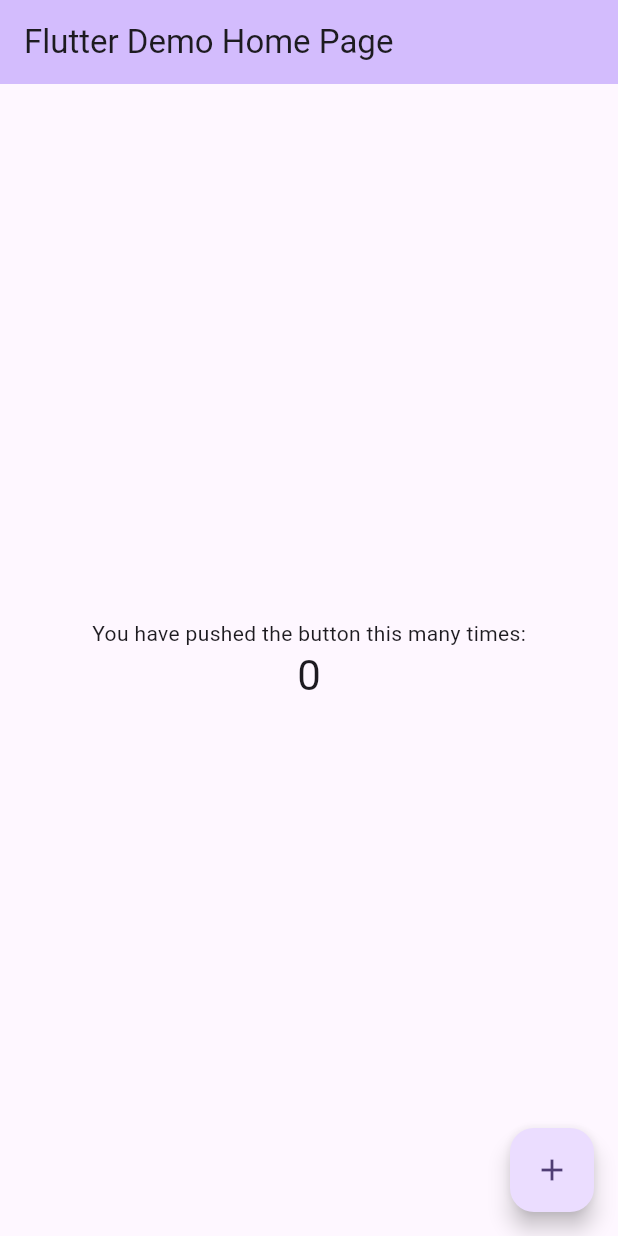
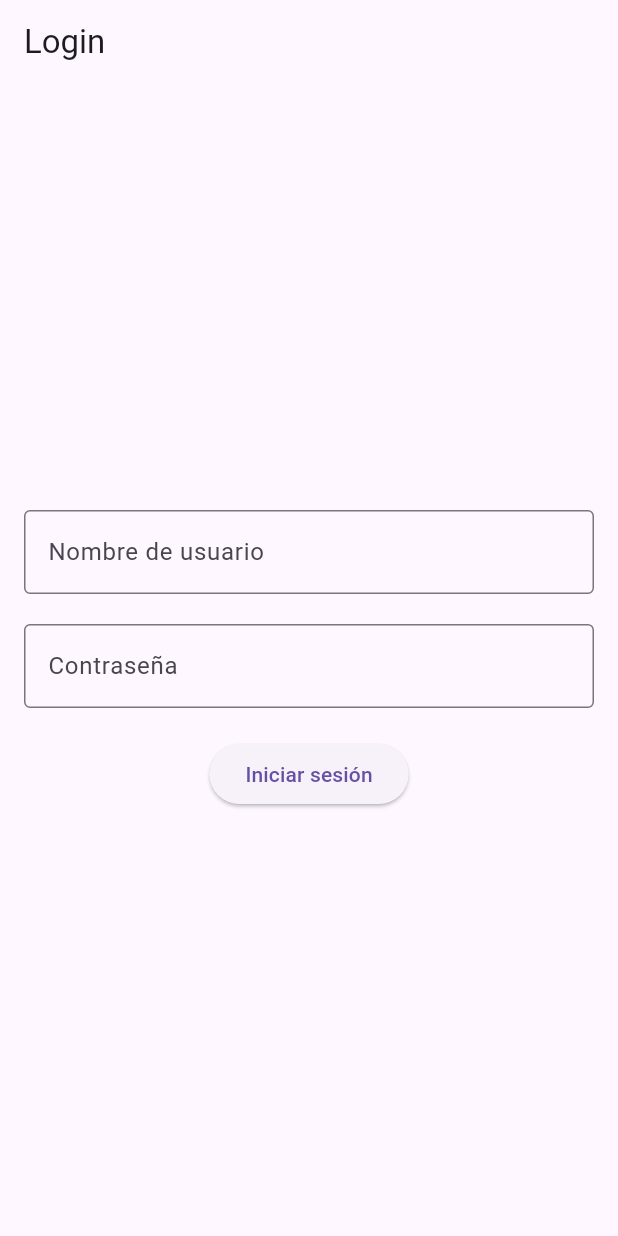
Before and after one commit to JaymedDLC/project1-movil-g7, a Flutter app: the screen it shows after launch, on a phone screen of 412 x 824 dp. Run offline on Flutter 3.47's test engine with Material 3 defaults, Android fonts, the phone set to English and light mode, and no system bars.

Commit message:
Login y Welcome
Se creó la página de login y una pagina temporal de bienvenida, el login por el momento pide Usuario y contraseña no verificados, el usuario es el nombre que se va a usar durante el resto de la app para referirse a quien la use.

```diff
--- a/lib/main.dart
+++ b/lib/main.dart
@@ -1,4 +1,5 @@
 import 'package:flutter/material.dart';
+import 'screens/login.dart';
 
 void main() {
   runApp(const MyApp());
@@ -7,119 +8,14 @@
 class MyApp extends StatelessWidget {
   const MyApp({super.key});
 
-  // This widget is the root of your application.
   @override
   Widget build(BuildContext context) {
     return MaterialApp(
-      title: 'Flutter Demo',
+      title: 'Login Demo',
       theme: ThemeData(
-        // This is the theme of your application.
-        //
-        // TRY THIS: Try running your application with "flutter run". You'll see
-        // the application has a purple toolbar. Then, without quitting the app,
-        // try changing the seedColor in the colorScheme below to Colors.green
-        // and then invoke "hot reload" (save your changes or press the "hot
-        // reload" button in a Flutter-supported IDE, or press "r" if you used
-        // the command line to start the app).
-        //
-        // Notice that the counter didn't reset back to zero; the application
-        // state is not lost during the reload. To reset the state, use hot
-        // restart instead.
-        //
-        // This works for code too, not just values: Most code changes can be
-        // tested with just a hot reload.
-        colorScheme: ColorScheme.fromSeed(seedColor: Colors.deepPurple),
-        useMaterial3: true,
+        primarySwatch: Colors.blue,
       ),
-      home: const MyHomePage(title: 'Flutter Demo Home Page'),
+      home: const LoginScreen(),  // Pantalla inicial de la app
     );
   }
 }
-
-class MyHomePage extends StatefulWidget {
-  const MyHomePage({super.key, required this.title});
-
-  // This widget is the home page of your application. It is stateful, meaning
-  // that it has a State object (defined below) that contains fields that affect
-  // how it looks.
-
-  // This class is the configuration for the state. It holds the values (in this
-  // case the title) provided by the parent (in this case the App widget) and
-  // used by the build method of the State. Fields in a Widget subclass are
-  // always marked "final".
-
-  final String title;
-
-  @override
-  State<MyHomePage> createState() => _MyHomePageState();
-}
-
-class _MyHomePageState extends State<MyHomePage> {
-  int _counter = 0;
-
-  void _incrementCounter() {
-    setState(() {
-      // This call to setState tells the Flutter framework that something has
-      // changed in this State, which causes it to rerun the build method below
-      // so that the display can reflect the updated values. If we changed
-      // _counter without calling setState(), then the build method would not be
-      // called again, and so nothing would appear to happen.
-      _counter++;
-    });
-  }
-
-  @override
-  Widget build(BuildContext context) {
-    // This method is rerun every time setState is called, for instance as done
-    // by the _incrementCounter method above.
-    //
-    // The Flutter framework has been optimized to make rerunning build methods
-    // fast, so that you can just rebuild anything that needs updating rather
-    // than having to individually change instances of widgets.
-    return Scaffold(
-      appBar: AppBar(
-        // TRY THIS: Try changing the color here to a specific color (to
-        // Colors.amber, perhaps?) and trigger a hot reload to see the AppBar
-        // change color while the other colors stay the same.
-        backgroundColor: Theme.of(context).colorScheme.inversePrimary,
-        // Here we take the value from the MyHomePage object that was created by
-        // the App.build method, and use it to set our appbar title.
-        title: Text(widget.title),
-      ),
-      body: Center(
-        // Center is a layout widget. It takes a single child and positions it
-        // in the middle of the parent.
-        child: Column(
-          // Column is also a layout widget. It takes a list of children and
-          // arranges them vertically. By default, it sizes itself to fit its
-          // children horizontally, and tries to be as tall as its parent.
-          //
-          // Column has various properties to control how it sizes itself and
-          // how it positions its children. Here we use mainAxisAlignment to
-          // center the children vertically; the main axis here is the vertical
-          // axis because Columns are vertical (the cross axis would be
-          // horizontal).
-          //
-          // TRY THIS: Invoke "debug painting" (choose the "Toggle Debug Paint"
-          // action in the IDE, or press "p" in the console), to see the
-          // wireframe for each widget.
-          mainAxisAlignment: MainAxisAlignment.center,
-          children: <Widget>[
-            const Text(
-              'You have pushed the button this many times:',
-            ),
-            Text(
-              '$_counter',
-              style: Theme.of(context).textTheme.headlineMedium,
-            ),
-          ],
-        ),
-      ),
-      floatingActionButton: FloatingActionButton(
-        onPressed: _incrementCounter,
-        tooltip: 'Increment',
-        child: const Icon(Icons.add),
-      ), // This trailing comma makes auto-formatting nicer for build methods.
-    );
-  }
-}
--- /dev/null
+++ b/lib/screens/login.dart
@@ -0,0 +1,78 @@
+import 'package:flutter/material.dart';
+import 'welcome.dart'; // Asegúrate de que la importación sea correcta
+
+class LoginScreen extends StatefulWidget {
+  const LoginScreen({super.key});
+
+  @override
+  LoginScreenState createState() => LoginScreenState();
+}
+
+class LoginScreenState extends State<LoginScreen> {
+  final TextEditingController _usernameController = TextEditingController();
+  final TextEditingController _passwordController = TextEditingController();
+  String _username = '';
+  String _password = '';
+
+  @override
+  Widget build(BuildContext context) {
+    return Scaffold(
+      appBar: AppBar(
+        title: const Text('Login'),
+      ),
+      body: Padding(
+        padding: const EdgeInsets.all(16.0),
+        child: Column(
+          mainAxisAlignment: MainAxisAlignment.center,
+          children: <Widget>[
+            // Campo para el nombre de usuario
+            TextField(
+              controller: _usernameController,
+              decoration: const InputDecoration(
+                labelText: 'Nombre de usuario',
+                border: OutlineInputBorder(),
+              ),
+            ),
+            const SizedBox(height: 20),
+            // Campo para la contraseña
+            TextField(
+              controller: _passwordController,
+              obscureText: true, // Oculta el texto de la contraseña
+              decoration: const InputDecoration(
+                labelText: 'Contraseña',
+                border: OutlineInputBorder(),
+              ),
+            ),
+            const SizedBox(height: 20),
+            ElevatedButton(
+              onPressed: () {
+                setState(() {
+                  _username = _usernameController.text;
+                  _password = _passwordController.text;
+                });
+
+                // Verificar que ambos campos no estén vacíos
+                if (_username.isNotEmpty && _password.isNotEmpty) {
+                  Navigator.push(
+                    context,
+                    MaterialPageRoute(
+                      builder: (context) => WelcomeScreen(username: _username),
+                    ),
+                  );
+                } else {
+                  // Mostrar un mensaje de error si algún campo está vacío
+                  ScaffoldMessenger.of(context).showSnackBar(
+                    const SnackBar(
+                      content: Text('Por favor, ingrese nombre de usuario y contraseña.'),
+                    ),
+                  );
+                }
+              },
+              child: const Text('Iniciar sesión'),
+            ),
+          ],
+        ),
+      ),
+    );
+  }
+}
```
Also changed, not shown: lib/screens/welcome.dart (added, +22 -0 lines).
